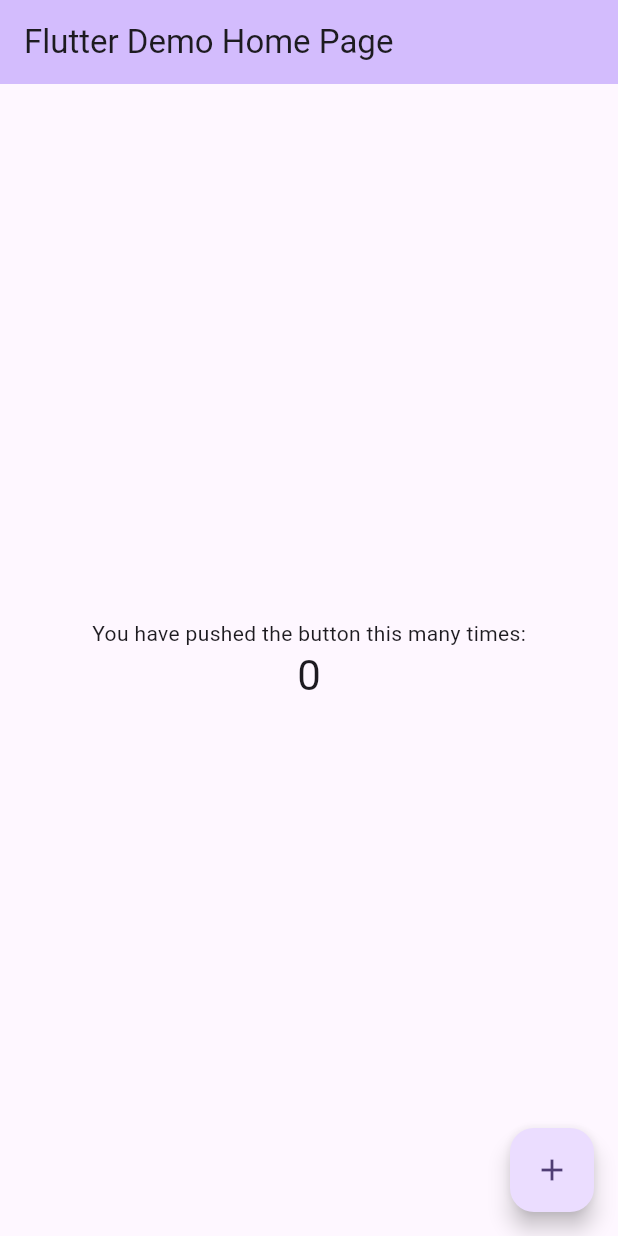
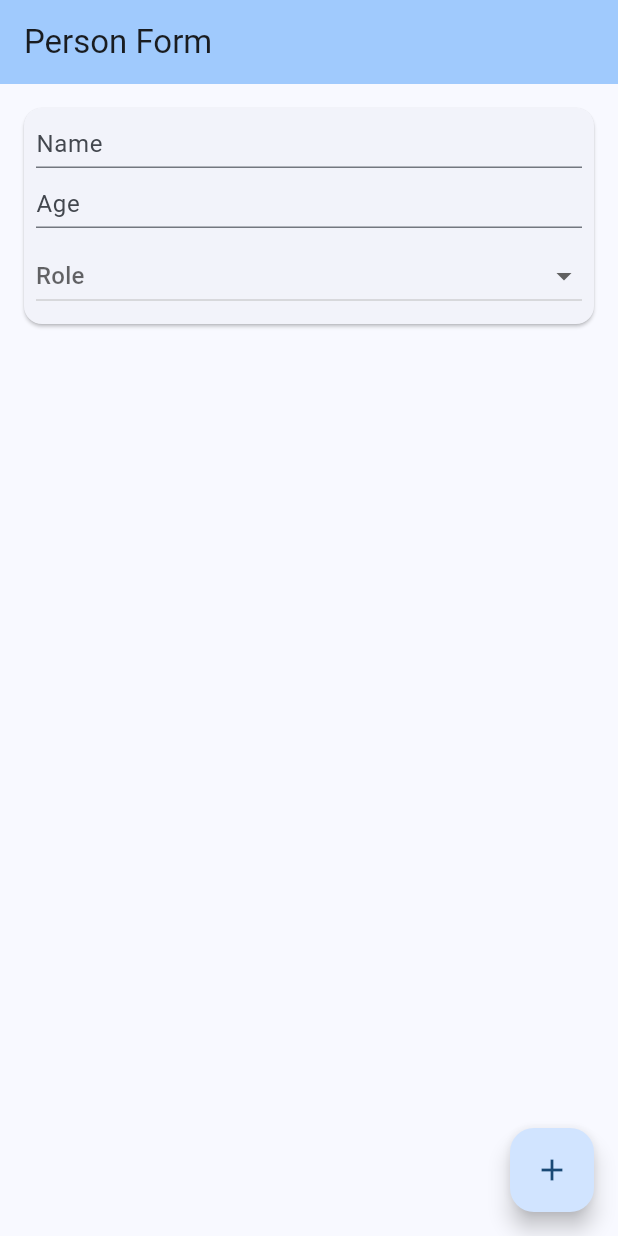
Before and after one commit to WieFel/person_form_bloc, a Flutter app: the screen it shows after launch, on a phone screen of 412 x 824 dp. Run offline on Flutter 3.47's test engine with Material 2 defaults, Android fonts, the phone set to English and light mode, and no system bars; our stand-ins replace bloc, equatable, flutter_bloc, formz.

Commit message:
Build simple 1 person form

```diff
--- a/lib/main.dart
+++ b/lib/main.dart
@@ -1,4 +1,7 @@
 import 'package:flutter/material.dart';
+import 'package:flutter_bloc/flutter_bloc.dart';
+
+import 'person_form/person_form.dart';
 
 void main() {
   runApp(const MyApp());
@@ -12,55 +15,32 @@ class MyApp extends StatelessWidget {
     return MaterialApp(
       title: 'Flutter Demo',
       theme: ThemeData(
-        colorScheme: ColorScheme.fromSeed(seedColor: Colors.deepPurple),
+        colorScheme: ColorScheme.fromSeed(seedColor: Colors.blue),
         useMaterial3: true,
       ),
-      home: const MyHomePage(title: 'Flutter Demo Home Page'),
+      home: const MyHomePage(),
     );
   }
 }
 
-class MyHomePage extends StatefulWidget {
-  const MyHomePage({super.key, required this.title});
-
-  final String title;
-
-  @override
-  State<MyHomePage> createState() => _MyHomePageState();
-}
-
-class _MyHomePageState extends State<MyHomePage> {
-  int _counter = 0;
-
-  void _incrementCounter() {
-    setState(() {
-      _counter++;
-    });
-  }
+class MyHomePage extends StatelessWidget {
+  const MyHomePage({super.key});
 
   @override
   Widget build(BuildContext context) {
     return Scaffold(
       appBar: AppBar(
         backgroundColor: Theme.of(context).colorScheme.inversePrimary,
-        title: Text(widget.title),
+        title: const Text('Person Form'),
       ),
-      body: Center(
-        child: Column(
-          mainAxisAlignment: MainAxisAlignment.center,
-          children: <Widget>[
-            const Text(
-              'You have pushed the button this many times:',
-            ),
-            Text(
-              '$_counter',
-              style: Theme.of(context).textTheme.headlineMedium,
-            ),
-          ],
+      body: BlocProvider<PersonFormCubit>(
+        create: (context) => PersonFormCubit(const PersonFormState()),
+        child: PersonForm(
+          onChanged: (_) {},
         ),
       ),
       floatingActionButton: FloatingActionButton(
-        onPressed: _incrementCounter,
+        onPressed: () {},
         tooltip: 'Increment',
         child: const Icon(Icons.add),
       ),
--- a/lib/person_form/view/person_form.dart
+++ b/lib/person_form/view/person_form.dart
@@ -18,7 +18,12 @@ class PersonForm extends StatelessWidget {
       listener: (context, state) {
         onChanged(state);
       },
-      child: const Column(
+      child: const Card(
+        margin: EdgeInsets.all(16.0),
+        child: Padding(
+          padding: EdgeInsets.all(8.0),
+          child: Column(
+            mainAxisSize: MainAxisSize.min,
             children: [
               NameField(),
               SizedBox(height: 8.0),
@@ -27,6 +32,8 @@ class PersonForm extends StatelessWidget {
               RoleDropdownButton(),
             ],
           ),
+        ),
+      ),
     );
   }
 }
```
Lines whose indentation alone changed are shown as unchanged.
